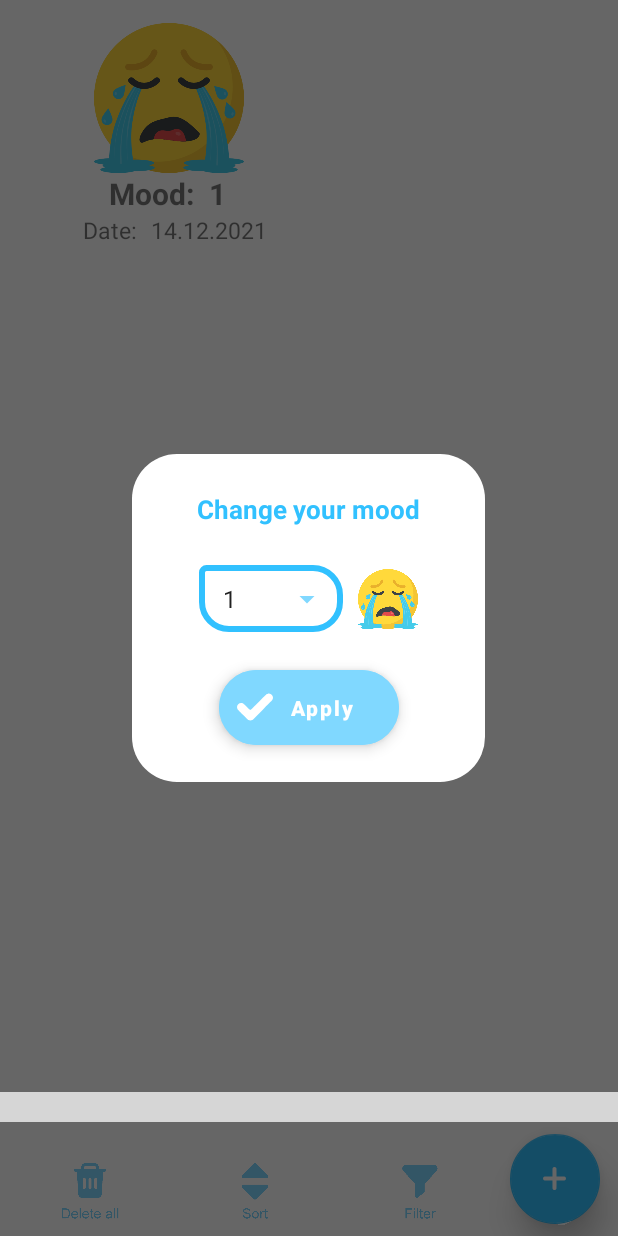
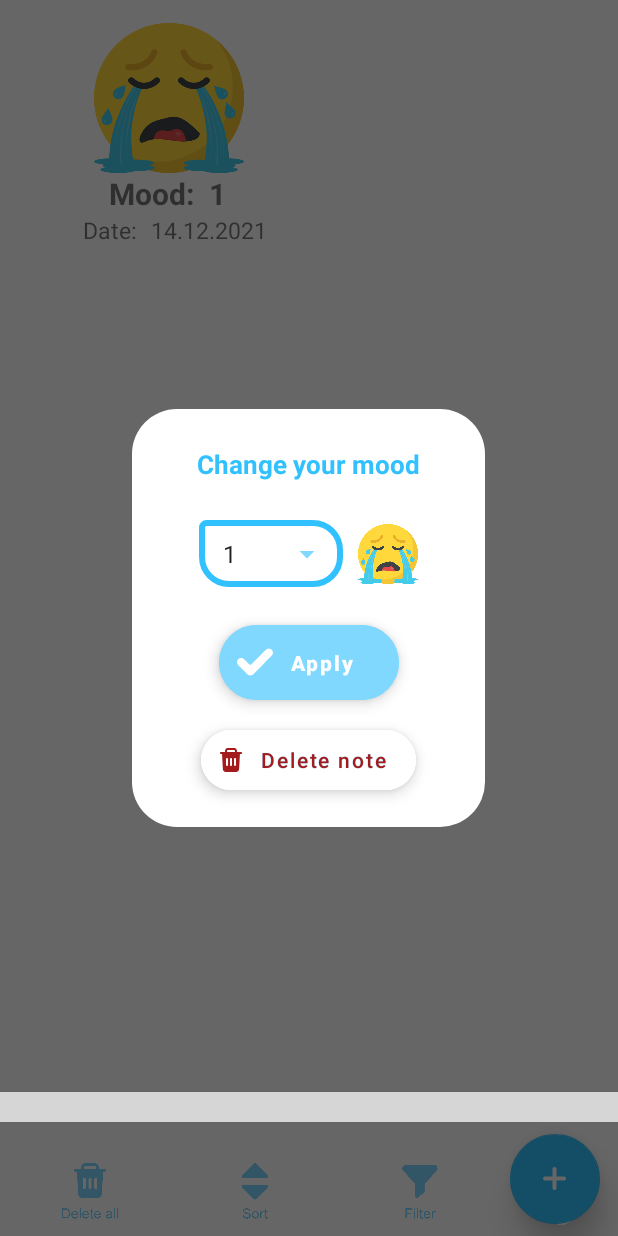
Before and after one commit to kahaYu/MoodDiaryApp, an Android app: the PageFragment screen opened directly, with no data from a screen before it, after a tap on "Mood:", on a phone screen of 412 x 824 dp. Run offline under Robolectric (Android 15) with nearby library versions, the phone set to English and light mode, and no system bars; our stand-ins replace Dagger/Hilt's generated code, Room's generated code, data binding; libraries missing offline, so code that uses them is left out: me.relex.circleindicator; plain views replace CircleIndicator3; 6 statements that could not run were skipped; grey boxes are pictures that could not be loaded.

Commit message:
Delete note works. Undo doesn't work.

```diff
--- a/app/src/main/java/com/yurakolesnikov/mooddiary/ui/AddNoteFragment.kt
+++ b/app/src/main/java/com/yurakolesnikov/mooddiary/ui/AddNoteFragment.kt
@@ -57,9 +57,12 @@ class AddNoteFragment(
 
     override fun onViewCreated(view: View, savedInstanceState: Bundle?) {
         super.onViewCreated(view, savedInstanceState)
+
+        val isAddDialog = note == null
         binding.fragment = this
         binding.vm = vm
         binding.lifecycleOwner = this
+        binding.isAddDialog = isAddDialog
 
         var image: Drawable = resources.getDrawable(R.drawable.emoji_1_3)
         if (note == null) {
@@ -78,6 +81,7 @@ class AddNoteFragment(
 
         binding.autoCompleteTextView.addTextChangedListener(object : TextWatcher {
             override fun beforeTextChanged(p0: CharSequence?, p1: Int, p2: Int, p3: Int) {}
+
             @SuppressLint("UseCompatLoadingForDrawables")
             override fun onTextChanged(p0: CharSequence?, p1: Int, p2: Int, p3: Int) {
                 val image: Drawable = when {
@@ -88,6 +92,7 @@ class AddNoteFragment(
                 }
                 vm.setPreviewImage(image)
             }
+
             override fun afterTextChanged(p0: Editable?) {}
         })
     }
@@ -106,6 +111,12 @@ class AddNoteFragment(
         parentFragmentManager.beginTransaction().remove(this).commit()
     }
 
+    fun onDeleteNotePressed() {
+        if (note != null) {
+            vm.deleteNote(note)
+            parentFragmentManager.beginTransaction().remove(this).commit()
+        }
+    }
 
 
 }
--- a/app/src/main/java/com/yurakolesnikov/mooddiary/ui/mainActivity/MainActivity.kt
+++ b/app/src/main/java/com/yurakolesnikov/mooddiary/ui/mainActivity/MainActivity.kt
@@ -14,6 +14,7 @@ import com.yurakolesnikov.mooddiary.databinding.ActivityMainBinding
 import com.yurakolesnikov.mooddiary.sharedViewModels.SharedViewModel
 import com.yurakolesnikov.mooddiary.ui.PageFragment
 import com.yurakolesnikov.mooddiary.ui.mainActivity.MainActivityViewModel.Companion.ASC
+import com.yurakolesnikov.mooddiary.ui.mainActivity.MainActivityViewModel.Companion.DSC
 import com.yurakolesnikov.mooddiary.utils.hideSystemUI
 import com.yurakolesnikov.mooddiary.utils.roundToNextInt
 import dagger.hilt.android.AndroidEntryPoint
@@ -31,8 +32,6 @@ class MainActivity : AppCompatActivity() {
     private lateinit var notesNoLiveData: List<Note>
     private lateinit var notesAsc: List<Note>
     private lateinit var notesDsc: List<Note>
-
-    var isFirstLaunch = true
 
     private lateinit var sharedPref: SharedPreferences
     private lateinit var editor: SharedPreferences.Editor
@@ -58,28 +57,52 @@ class MainActivity : AppCompatActivity() {
         vm.isAlwaysYes = sharedPref.getBoolean("isAlwaysYes", false)
         vm.isAlwaysNo = sharedPref.getBoolean("isAlwaysNo", false)
 
+        val pageChangeCallback = object : ViewPager2.OnPageChangeCallback() {
+            override fun onPageSelected(position: Int) {
+                vm.currentPage = position
+            }
+        }
+
+        viewPager.registerOnPageChangeCallback(pageChangeCallback)
+
         // Prepopulation.
         vm.getAllNotes().observe(this, Observer { notes ->
             notesNoLiveData = notes
             notesAsc = notes.sortedBy { note -> note.mood }
             notesDsc = notes.sortedByDescending { note -> note.mood }
-            prepopulate(notes)
-            if (vm.sortTriggerNoLiveData) vm.sortTrigger.value = true
+            if (vm.isNoteDeletion) {
+                if (vm.sortTriggerNoLiveData) {
+                    when (vm.sortOrder) {
+                        ASC ->  prepopulate(notesAsc)
+                        DSC ->  prepopulate(notesDsc)
+                    }
+                } else prepopulate(notes)
+                viewPager.setCurrentItem(vm.currentPage ?: vm.pages.lastIndex)
+                vm.isNoteDeletion = false
+            }
+            if (vm.isFirstLaunch) {
+                prepopulate(notes)
+
+            }
+            if (vm.isNoteInsert || vm.isNoteUpdate) {
+                if (vm.sortTriggerNoLiveData) vm.sortTrigger.value = true
+                vm.isNoteInsert = false
+                vm.isNoteUpdate = false
+            }
         })
 
         // Create page, when current is full.
         vm.createPageTrigger.observe(this, Observer { note ->
             val notesToBeInflated = listOf(note)
             createPage(notesToBeInflated)
-            isFirstLaunch = false
+            vm.isFirstLaunch = false
         })
 
         // Delete all notes.
         vm.deleteAllNotesTrigger.observe(this, Observer {
-            viewPagerAdapter.pageIds = viewPagerAdapter.pages.map { it.hashCode().toLong() }
-            viewPagerAdapter.notifyDataSetChanged()
+            syncPagesId()
             NOTE_ID = 0
-            isFirstLaunch = false
+            vm.isFirstLaunch = false
             if (vm.sortTriggerNoLiveData) vm.sortTrigger()
         })
 
@@ -91,7 +114,7 @@ class MainActivity : AppCompatActivity() {
                 vm.pages.last().inflateNote(note)
                 viewPager.setCurrentItem(vm.pages.lastIndex)
             }
-            isFirstLaunch = false
+            vm.isFirstLaunch = false
 
 
         })
@@ -99,24 +122,29 @@ class MainActivity : AppCompatActivity() {
         // Update note.
         vm.updateNoteTrigger.observe(this, Observer { note ->
             vm.pages[vm.pageFromWhereTapped!!].updateNote(vm.itemViewBinding!!, note.mood)
-            isFirstLaunch = false
+            vm.isFirstLaunch = false
         })
 
         // Sort
         vm.sortTrigger.observe(this, Observer { isChecked ->
             if (!vm.pages.isEmpty()) {
                 if (isChecked) {
-                    removeAllNotesFromScreen(vm)
+                    vm.removeAllNotesFromScreens()
                     if (vm.sortOrder == ASC) {
                         inflateNotes(notesAsc)
                     } else {
                         inflateNotes(notesDsc)
                     }
                 } else {
-                    removeAllNotesFromScreen(vm)
+                    vm.removeAllNotesFromScreens()
                     inflateNotes(notesNoLiveData)
                 }
             }
+        })
+
+        // Synchronizing pages id after note deletion.
+        vm.syncPagesIdTrigger.observe(this, Observer { state ->
+            syncPagesId()
         })
     }
 
@@ -150,27 +178,18 @@ class MainActivity : AppCompatActivity() {
         return (notesNumber.toDouble() / 6).roundToNextInt()
     }
 
-    private fun removeAllNotesFromScreen(vm: MainActivityViewModel) {
-        for (page in vm.pages) {
-            page.binding.item1.removeAllViews()
-            page.binding.item2.removeAllViews()
-            page.binding.item3.removeAllViews()
-            page.binding.item4.removeAllViews()
-            page.binding.item5.removeAllViews()
-            page.binding.item6.removeAllViews()
-        }
-    }
+
 
     private fun prepopulate(notes: List<Note>) {
         val numberOfPagesNeeded = (notes.size.toDouble() / 6).roundToNextInt()
         if (notes.size > 0) NOTE_ID = notes.last().id + 1
-        if (isFirstLaunch && numberOfPagesNeeded > 0) { // If pages is 0, no need to create.
+        if (numberOfPagesNeeded > 0) { // If pages is 0, no need to create.
             val notesToBeInflatedChunked = notes.chunked(6) // Divide by 6 items parts.
             for (page in 1..numberOfPagesNeeded) {
                 val notesToBeInflated = notesToBeInflatedChunked[page - 1]
                 createPage(notesToBeInflated) // When page is created it knows what to inflate.
             }
-            isFirstLaunch = false
+            vm.isFirstLaunch = false
             viewPager.currentItem = 0
         }
     }
@@ -183,6 +202,11 @@ class MainActivity : AppCompatActivity() {
         }
     }
 
+    fun syncPagesId () {
+        viewPagerAdapter.pageIds = viewPagerAdapter.pages.map { it.hashCode().toLong() }
+        viewPagerAdapter.notifyDataSetChanged()
+    }
+
     companion object {
         var NOTE_ID = 0
     }
--- a/app/src/main/java/com/yurakolesnikov/mooddiary/ui/mainActivity/MainActivityViewModel.kt
+++ b/app/src/main/java/com/yurakolesnikov/mooddiary/ui/mainActivity/MainActivityViewModel.kt
@@ -20,23 +20,31 @@ class MainActivityViewModel @Inject constructor(
 
     val pages = mutableListOf<PageFragment>()
 
+    var isFirstLaunch = true
+
     fun insertNote(note: Note) {
         viewModelScope.launch { dao.insertNote(note) }
+        isNoteInsert = true
         insertNoteTrigger.value = note
 
     }
 
     fun updateNote(note: Note) {
         viewModelScope.launch { dao.updateNote(note) }
+        isNoteUpdate = true
         updateNoteTrigger.value = note
     }
 
     fun deleteNote(note: Note) {
         viewModelScope.launch { dao.deleteNote(note) }
+        isNoteDeletion = true
+        pages.clear()
+        syncPagesIdTrigger.value = true
     }
 
     fun deleteAllNotes() {
         viewModelScope.launch { dao.deleteAllNotes() }
+
         pages.clear()
         deleteAllNotesTrigger.value = true
 
@@ -64,14 +72,22 @@ class MainActivityViewModel @Inject constructor(
         }
     }
 
+    fun removeAllNotesFromScreens () {
+        for (page in pages) {
+            page.removeAllNotes()
+        }
+    }
+
 
     var insertNoteTrigger = MutableLiveData<Note>()
     var updateNoteTrigger = MutableLiveData<Note>()
     var createPageTrigger = MutableLiveData<Note>()
     var deleteAllNotesTrigger = MutableLiveData<Boolean>()
     var sortTrigger = MutableLiveData<Boolean>()
+    var syncPagesIdTrigger = MutableLiveData<Boolean>()
     var sortTriggerNoLiveData = false
     var sortOrder = ASC
+    var currentPage = 0
 
 
     var itemViewBinding: ItemViewBinding? = null
@@ -83,6 +99,9 @@ class MainActivityViewModel @Inject constructor(
     var isChecked = false
     var isAlwaysYes = false
     var isAlwaysNo = false
+    var isNoteDeletion = false
+    var isNoteInsert = false
+    var isNoteUpdate = false
 
     companion object {
         var ASC = 1
--- a/app/src/main/res/layout/fragment_add_note.xml
+++ b/app/src/main/res/layout/fragment_add_note.xml
@@ -11,6 +11,12 @@
         <variable
             name="vm"
             type="com.yurakolesnikov.mooddiary.ui.mainActivity.MainActivityViewModel" />
+
+        <variable
+            name="isAddDialog"
+            type="Boolean" />
+
+        <import type="android.view.View"/>
 
     </data>
 
@@ -98,11 +104,37 @@
         app:icon="@drawable/ic_check_mark"
         app:iconSize="@dimen/icon"
         app:iconTint="@color/white"
-            app:layout_constraintBottom_toBottomOf="parent"
+        app:layout_constraintBottom_toTopOf="@+id/delete_note_button"
         app:layout_constraintEnd_toEndOf="parent"
         app:layout_constraintStart_toStartOf="parent"
         app:layout_constraintTop_toBottomOf="@id/text_field" />
 
+        <com.google.android.material.floatingactionbutton.ExtendedFloatingActionButton
+            android:id="@+id/delete_note_button"
+            android:layout_width="wrap_content"
+            android:layout_height="40dp"
+            android:layout_marginBottom="20dp"
+            android:backgroundTint="@color/white"
+            android:drawablePadding="10dp"
+            android:onClick="@{() -> fragment.onDeleteNotePressed()}"
+            android:shadowColor="@color/icon"
+            android:text="@string/delete_note"
+            android:textSize="14dp"
+            android:paddingTop="0dp"
+            android:paddingBottom="0dp"
+            android:textAllCaps="false"
+            android:textColor="@color/red"
+            android:textStyle="normal"
+            app:icon="@drawable/ic_delete_all"
+            app:iconSize="@dimen/icon_small"
+            app:iconTint="@color/red"
+            app:layout_constraintBottom_toBottomOf="parent"
+            app:layout_constraintEnd_toEndOf="parent"
+            app:layout_constraintStart_toStartOf="parent"
+            app:layout_constraintTop_toBottomOf="@id/apply_button"
+            android:visibility="@{isAddDialog ? View.GONE : View.VISIBLE }"
+            android:shadowRadius="0.1"/>
+
 
     </androidx.constraintlayout.widget.ConstraintLayout>
 </layout>
--- a/app/src/main/res/values/colors.xml
+++ b/app/src/main/res/values/colors.xml
@@ -14,4 +14,5 @@
     <color name="gray">#505050</color>
     <color name="grayTransp">#80505050</color>
     <color name="orange">#ff9000</color>
+    <color name="red">#A51B1B</color>
 </resources>
--- a/app/src/main/res/values/dimensions.xml
+++ b/app/src/main/res/values/dimensions.xml
@@ -1,6 +1,7 @@
 <?xml version="1.0" encoding="utf-8"?>
 <resources>
     <dimen name="icon">24dp</dimen>
+    <dimen name="icon_small">16dp</dimen>
     <dimen name="icon_fit">26dp</dimen>
     <dimen name="text_size">10dp</dimen>
     <dimen name="text_main">17dp</dimen>
--- a/app/src/main/res/values/strings.xml
+++ b/app/src/main/res/values/strings.xml
@@ -9,6 +9,7 @@
     <string name="yes">Yes</string>
     <string name="no">No</string>
     <string name="by_mood">by mood</string>
+    <string name="delete_note">Delete note</string>
     <string-array name="numbers">
         <item>1</item>
         <item>2</item>
```
Also changed, not shown: app/src/main/java/com/yurakolesnikov/mooddiary/ui/PageFragment.kt (+7 -3 lines). Lines whose indentation alone changed are shown as unchanged.
